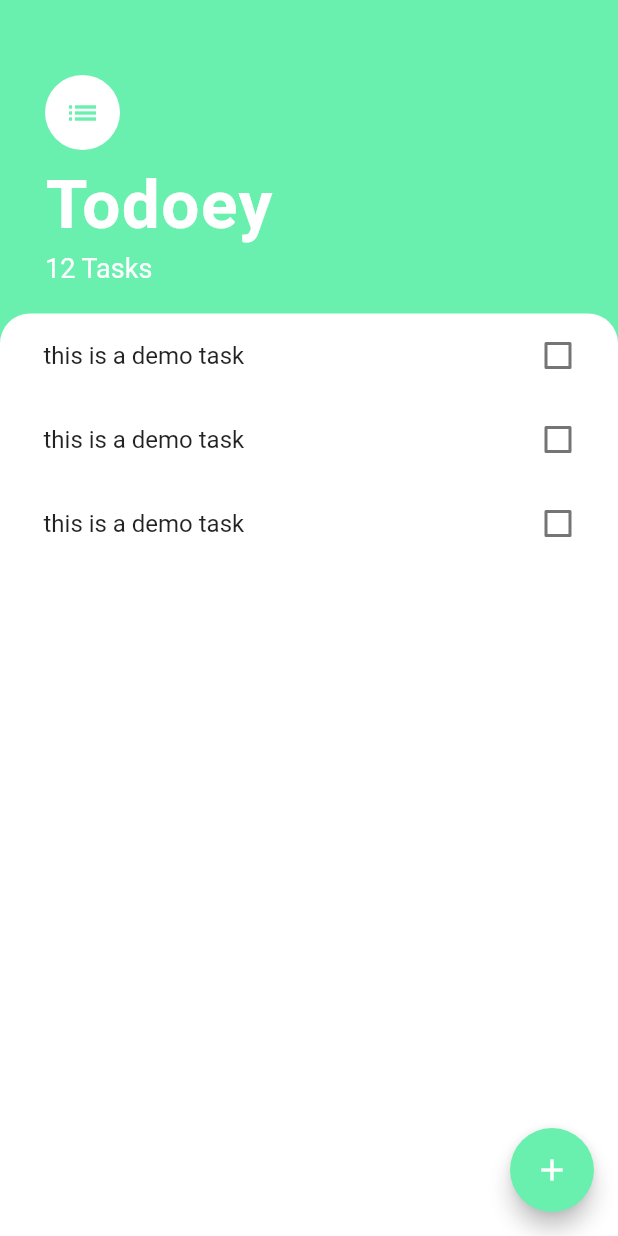
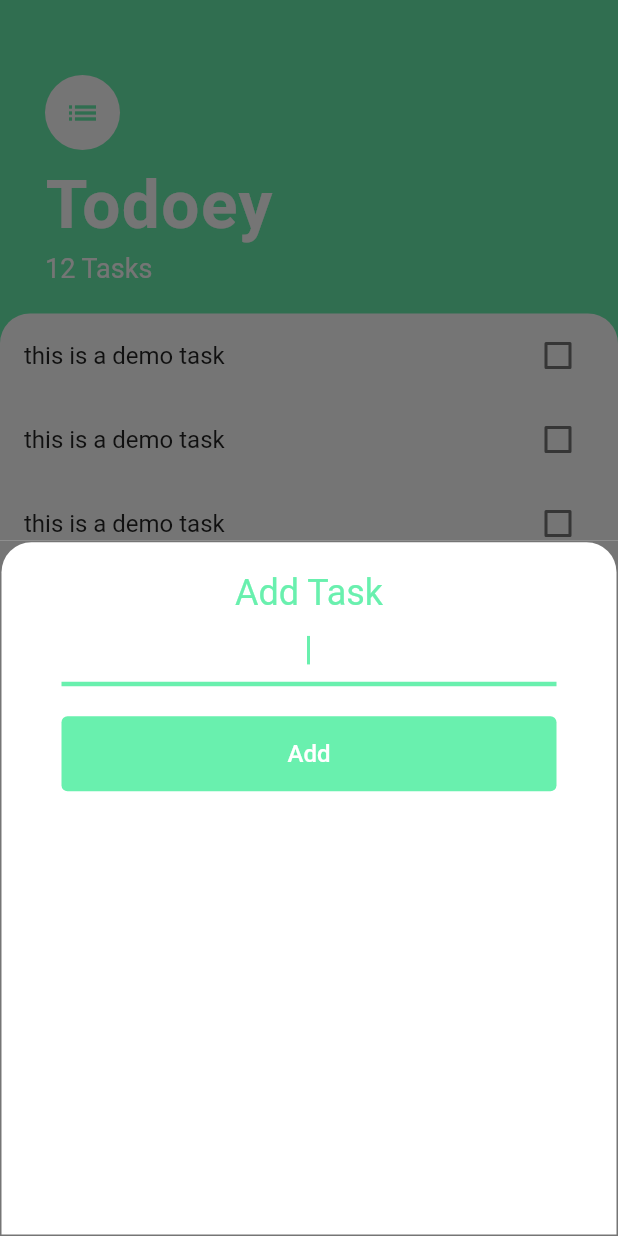
Before and after one commit to oyegolu/Todo_app, a Flutter app: the screen it shows after launch, after a tap on the "add" icon, on a phone screen of 412 x 824 dp. Run offline on Flutter 3.47's test engine with Material 2 defaults, Android fonts, the phone set to English and light mode, and no system bars.

Commit message:
created and designed the modalBottomSheet triggered with floating action button (functionality of adding new task not done right now)

```diff
--- a/lib/reusableWidgets/tasks_list.dart
+++ b/lib/reusableWidgets/tasks_list.dart
@@ -3,14 +3,13 @@ import 'package:todoey/reusableWidgets/tasks_tile.dart';
 
 
 class TasksList extends StatelessWidget {
-  const TasksList({
-    super.key,
-  });
+  const TasksList({super.key});
 
   @override
   Widget build(BuildContext context) {
     return ListView(
       // provides you scrollable list of any widget with ability to automaticaly adapt to new added things (better than making column and copy paste in column add them into listView)
+
       children: [
         ReusableTaskTile(),
         ReusableTaskTile(),
@@ -19,3 +18,5 @@ class TasksList extends StatelessWidget {
     );
   }
 }
+
+// scroll issue right now don't know how to fix we will do it later
--- a/lib/screens/tasks_screen.dart
+++ b/lib/screens/tasks_screen.dart
@@ -9,7 +9,67 @@ class TasksScreen extends StatelessWidget {
     return Scaffold(
         backgroundColor: Colors.greenAccent,
         floatingActionButton: FloatingActionButton(
-          onPressed: () {},
+          onPressed: () {
+            // bottom sheet ka bhang bhosda //
+            showModalBottomSheet(
+              context: context,
+              builder: (context) => Container(
+                decoration: BoxDecoration(
+                  border: Border.all(
+                    color: const Color(0xff757575),
+                  ),
+                  color: const Color(0xff757575),
+                ),
+                child: Container(
+                  decoration: const BoxDecoration(
+                    color: Colors.white,
+                    borderRadius: BorderRadius.vertical(
+                      top: Radius.circular(20.0),
+                    ),
+                  ),
+                  child: Column(
+                    children: [
+                      const Padding(
+                        padding: EdgeInsets.only(top: 20.0),
+                        child: Text(
+                          'Add Task',
+                          style: TextStyle(
+                              fontSize: 24.0,
+                              color: Colors.greenAccent,
+                              fontWeight: FontWeight.w400),
+                        ),
+                      ),
+
+                      const Padding(
+                        padding: EdgeInsets.symmetric(horizontal: 40.0),
+                        child: TextField(
+                          autofocus: true,
+                          textAlign: TextAlign.center,
+                          cursorColor: Colors.greenAccent,
+                          decoration: InputDecoration(
+                              focusedBorder: UnderlineInputBorder(
+                                  borderSide: BorderSide(
+                                      color: Colors.greenAccent, width: 3.0))),
+                        ),
+                      ),
+                      Padding(
+                        padding: const EdgeInsets.symmetric(horizontal: 40.0, vertical: 20.0),
+                        child: TextButton(
+                          onPressed: () {},
+                          style: ButtonStyle(
+                            minimumSize: MaterialStateProperty.all(const Size(double.infinity,50.0)),
+                              backgroundColor:
+                                  MaterialStateProperty.all(Colors.greenAccent)),
+                          child: const Text('Add',style: TextStyle(color: Colors.white,fontSize: 16.0),),
+                        ),
+                      )
+                    ],
+                  ),
+                ),
+              ),
+            );
+            // this bahng bhosda ends here
+          },
           child: Icon(Icons.add),
           backgroundColor: Colors.greenAccent,
         ),
@@ -57,10 +117,7 @@ class TasksScreen extends StatelessWidget {
                     color: Colors.white,
                     borderRadius:
                         BorderRadius.vertical(top: Radius.circular(20.0))),
-                child: const Padding(
-                  padding: EdgeInsets.only(left: 13.0),
-                  child: TasksList(),
-                ),
+                child: const TasksList(),
               ),
             )
           ],
```
